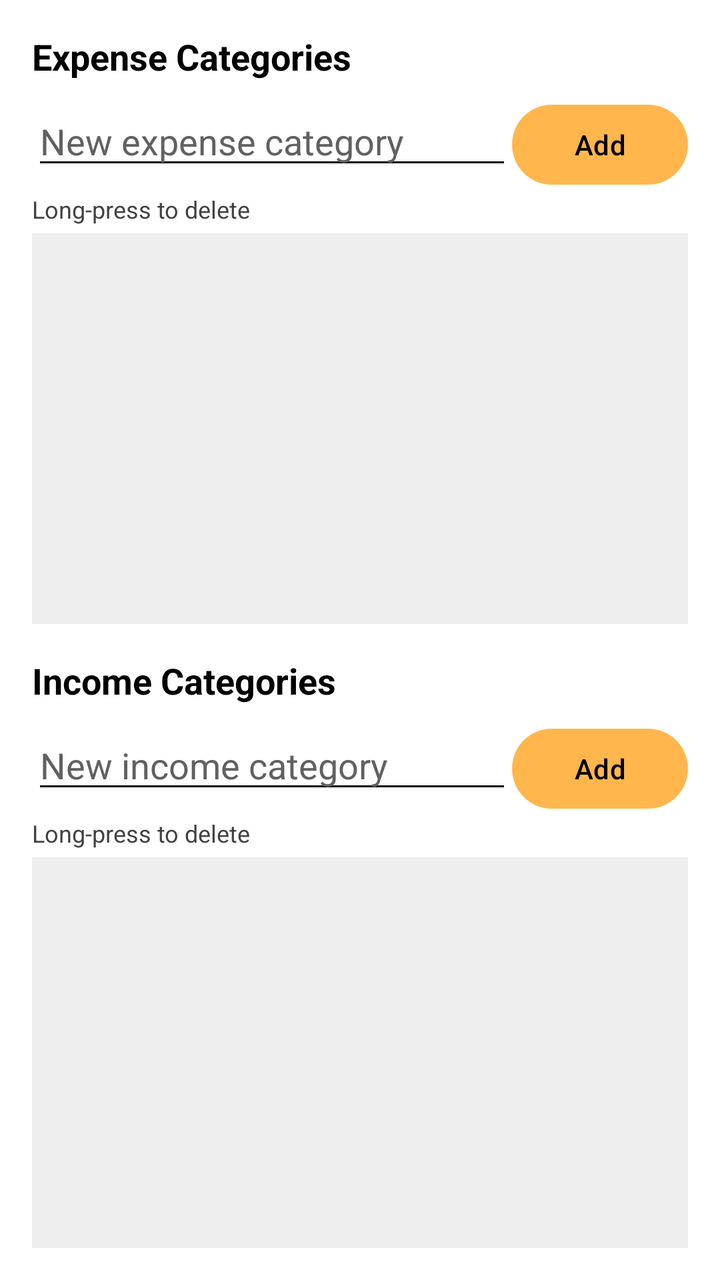
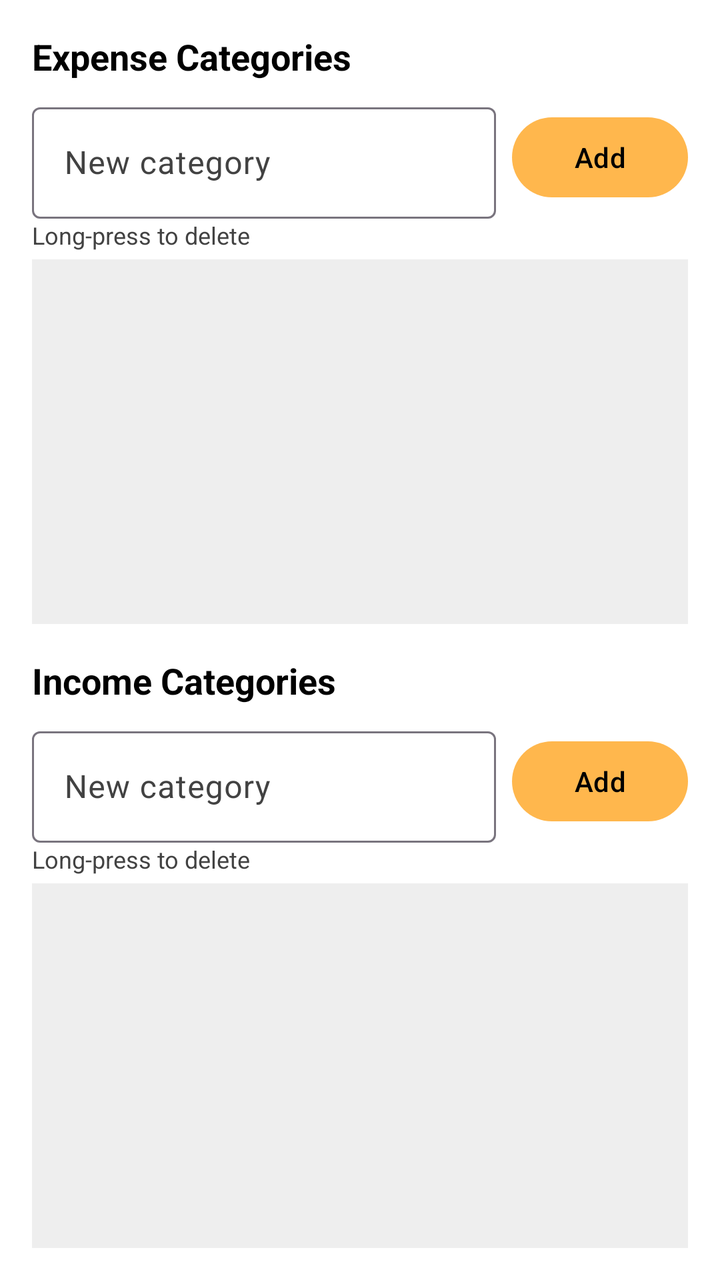

The first picture is an Android layout as it rendered before a commit; the second is the same layout after the commit. The layout source and the unified diff follow.
<!-- AndroidManifest.xml: application theme Theme.BudgetManagerProject -->
<!-- res/layout/activity_category_manager.xml -->
<?xml version="1.0" encoding="utf-8"?>
<LinearLayout xmlns:android="http://schemas.android.com/apk/res/android"
    xmlns:tools="http://schemas.android.com/tools"
    android:layout_width="match_parent"
    android:layout_height="match_parent"
    android:orientation="vertical"
    android:padding="16dp"
    tools:context=".CategoryManagerActivity">

    
    <TextView
        android:layout_width="wrap_content"
        android:layout_height="wrap_content"
        android:text="Expense Categories"
        android:textSize="18sp"
        android:textStyle="bold"
        android:textColor="#000000" />

    <LinearLayout
        android:layout_width="match_parent"
        android:layout_height="wrap_content"
        android:orientation="horizontal"
        android:layout_marginTop="8dp">

        <EditText
            android:id="@+id/etNewExpenseCategory"
            android:layout_width="0dp"
            android:layout_weight="1"
            android:layout_height="wrap_content"
            android:hint="New expense category"
            android:inputType="textCapWords"
            android:textColor="#000000"
            android:textColorHint="#616161"/>

        <Button
            android:id="@+id/btnAddExpenseCategory"
            android:layout_width="wrap_content"
            android:layout_height="wrap_content"
            android:text="Add"/>
    </LinearLayout>

    <TextView
        android:layout_width="wrap_content"
        android:layout_height="wrap_content"
        android:text="Long-press to delete"
        android:textSize="12sp"
        android:textColor="#424242"
        android:layout_marginBottom="4dp"/>

    <ListView
        android:id="@+id/lvExpenseCategories"
        android:layout_width="match_parent"
        android:layout_height="0dp"
        android:layout_weight="1"
        android:background="#11000000"
        android:layout_marginBottom="16dp"/>

    
    <TextView
        android:layout_width="wrap_content"
        android:layout_height="wrap_content"
        android:text="Income Categories"
        android:textSize="18sp"
        android:textStyle="bold"
        android:textColor="#000000" />

    <LinearLayout
        android:layout_width="match_parent"
        android:layout_height="wrap_content"
        android:orientation="horizontal"
        android:layout_marginTop="8dp">

        <EditText
            android:id="@+id/etNewIncomeCategory"
            android:layout_width="0dp"
            android:layout_weight="1"
            android:layout_height="wrap_content"
            android:hint="New income category"
            android:inputType="textCapWords"
            android:textColor="#000000"
            android:textColorHint="#616161"/>

        <Button
            android:id="@+id/btnAddIncomeCategory"
            android:layout_width="wrap_content"
            android:layout_height="wrap_content"
            android:text="Add"/>
    </LinearLayout>

    <TextView
        android:layout_width="wrap_content"
        android:layout_height="wrap_content"
        android:text="Long-press to delete"
        android:textSize="12sp"
        android:textColor="#424242"
        android:layout_marginBottom="4dp"/>

    <ListView
        android:id="@+id/lvIncomeCategories"
        android:layout_width="match_parent"
        android:layout_height="0dp"
        android:layout_weight="1"
        android:background="#11000000"/>

</LinearLayout>
<!-- resources referenced by this layout -->
<resources>
  <style name="Theme.BudgetManagerProject" parent="Theme.Material3.DayNight.NoActionBar">
  
          
          <item name="colorPrimary">#FFB74D</item> 
          <item name="colorOnPrimary">#000000</item> 
  
          
          <item name="colorSecondary">#FF9800</item>
          <item name="colorOnSecondary">#000000</item>
  
          
          <item name="colorControlNormal">#000000</item> 
  
          
          <item name="android:windowBackground">#FFFFFF</item> 
          <item name="android:colorBackground">#FFFFFF</item>  
          <item name="colorSurface">#FFFFFF</item>            
  
          <item name="colorOnBackground">#000000</item>       
          <item name="colorOnSurface">#000000</item>          
          
  
          
          <item name="android:statusBarColor">#FFA726</item> 
  
          
          <item name="android:textColorHint">#8A000000</item> 
  
      </style>
</resources>

<!-- the commit's change to res/layout/activity_category_manager.xml (unified diff, before → after) -->
@@ -11,7 +11,7 @@
     <TextView
         android:layout_width="wrap_content"
         android:layout_height="wrap_content"
-        android:text="Expense Categories"
+        android:text="@string/label_expense_categories"
         android:textSize="18sp"
         android:textStyle="bold"
         android:textColor="#000000" />
@@ -20,29 +20,37 @@
         android:layout_width="match_parent"
         android:layout_height="wrap_content"
         android:orientation="horizontal"
-        android:layout_marginTop="8dp">
+        android:layout_marginTop="8dp"
+        android:gravity="center_vertical">
 
-        <EditText
-            android:id="@+id/etNewExpenseCategory"
+        <com.google.android.material.textfield.TextInputLayout
             android:layout_width="0dp"
             android:layout_weight="1"
             android:layout_height="wrap_content"
-            android:hint="New expense category"
-            android:inputType="textCapWords"
-            android:textColor="#000000"
-            android:textColorHint="#616161"/>
+            android:hint="@string/hint_new_category"
+            style="@style/Widget.Material3.TextInputLayout.OutlinedBox">
 
-        <Button
+            <com.google.android.material.textfield.TextInputEditText
+                android:id="@+id/etNewExpenseCategory"
+                android:layout_width="match_parent"
+                android:layout_height="wrap_content"
+                android:inputType="textCapWords"
+                android:textColor="#000000"/>
+        </com.google.android.material.textfield.TextInputLayout>
+
+        <com.google.android.material.button.MaterialButton
             android:id="@+id/btnAddExpenseCategory"
+            style="@style/Widget.Material3.Button"
             android:layout_width="wrap_content"
             android:layout_height="wrap_content"
-            android:text="Add"/>
+            android:layout_marginStart="8dp"
+            android:text="@string/label_add"/>
     </LinearLayout>
 
     <TextView
         android:layout_width="wrap_content"
         android:layout_height="wrap_content"
-        android:text="Long-press to delete"
+        android:text="@string/label_long_press_delete"
         android:textSize="12sp"
         android:textColor="#424242"
         android:layout_marginBottom="4dp"/>
@@ -59,7 +67,7 @@
     <TextView
         android:layout_width="wrap_content"
         android:layout_height="wrap_content"
-        android:text="Income Categories"
+        android:text="@string/label_income_categories"
         android:textSize="18sp"
         android:textStyle="bold"
         android:textColor="#000000" />
@@ -68,29 +76,37 @@
         android:layout_width="match_parent"
         android:layout_height="wrap_content"
         android:orientation="horizontal"
-        android:layout_marginTop="8dp">
+        android:layout_marginTop="8dp"
+        android:gravity="center_vertical">
 
-        <EditText
-            android:id="@+id/etNewIncomeCategory"
+        <com.google.android.material.textfield.TextInputLayout
             android:layout_width="0dp"
             android:layout_weight="1"
             android:layout_height="wrap_content"
-            android:hint="New income category"
-            android:inputType="textCapWords"
-            android:textColor="#000000"
-            android:textColorHint="#616161"/>
+            android:hint="@string/hint_new_category"
+            style="@style/Widget.Material3.TextInputLayout.OutlinedBox">
 
-        <Button
+            <com.google.android.material.textfield.TextInputEditText
+                android:id="@+id/etNewIncomeCategory"
+                android:layout_width="match_parent"
+                android:layout_height="wrap_content"
+                android:inputType="textCapWords"
+                android:textColor="#000000"/>
+        </com.google.android.material.textfield.TextInputLayout>
+
+        <com.google.android.material.button.MaterialButton
             android:id="@+id/btnAddIncomeCategory"
+            style="@style/Widget.Material3.Button"
             android:layout_width="wrap_content"
             android:layout_height="wrap_content"
-            android:text="Add"/>
+            android:layout_marginStart="8dp"
+            android:text="@string/label_add"/>
     </LinearLayout>
 
     <TextView
         android:layout_width="wrap_content"
         android:layout_height="wrap_content"
-        android:text="Long-press to delete"
+        android:text="@string/label_long_press_delete"
         android:textSize="12sp"
         android:textColor="#424242"
         android:layout_marginBottom="4dp"/>
<!-- resource entries referenced after the edit -->
@@ -1,32 +1,41 @@
 <!-- resources referenced by this layout -->
 <resources>
-  <style name="Theme.BudgetManagerProject" parent="Theme.Material3.DayNight.NoActionBar">
+  <string name="hint_new_category">New category</string>
+  <string name="label_add">Add</string>
+  <string name="label_expense_categories">Expense Categories</string>
+  <string name="label_income_categories">Income Categories</string>
+  <string name="label_long_press_delete">Long-press to delete</string>
+  <style name="Theme.BudgetManagerProject" parent="Theme.Material3.Light.NoActionBar">
   
           
           <item name="colorPrimary">#FFB74D</item> 
-          <item name="colorOnPrimary">#000000</item> 
+          <item name="colorOnPrimary">#000000</item>
+          <item name="colorPrimaryContainer">#FFE0B2</item>
+          <item name="colorOnPrimaryContainer">#211000</item>
   
           
           <item name="colorSecondary">#FF9800</item>
           <item name="colorOnSecondary">#000000</item>
+          <item name="colorSecondaryContainer">#FFCC80</item>
+          <item name="colorOnSecondaryContainer">#2B1700</item>
   
           
-          <item name="colorControlNormal">#000000</item> 
+          <item name="android:windowBackground">#FFFFFF</item>
+          <item name="android:colorBackground">#FFFFFF</item>
+          <item name="colorSurface">#FFFFFF</item>
+          <item name="colorOnSurface">#000000</item>
+          <item name="colorSurfaceVariant">#F5F5F5</item>
+          <item name="colorOnSurfaceVariant">#424242</item>
+  
+          <item name="colorOnBackground">#000000</item>
   
           
-          <item name="android:windowBackground">#FFFFFF</item> 
-          <item name="android:colorBackground">#FFFFFF</item>  
-          <item name="colorSurface">#FFFFFF</item>            
-  
-          <item name="colorOnBackground">#000000</item>       
-          <item name="colorOnSurface">#000000</item>          
-          
+          <item name="android:statusBarColor">#FFA726</item>
   
           
-          <item name="android:statusBarColor">#FFA726</item> 
+          <item name="colorControlNormal">#000000</item>
   
-          
-          <item name="android:textColorHint">#8A000000</item> 
+          <item name="android:textColorHint">#8A000000</item>
   
       </style>
 </resources>
